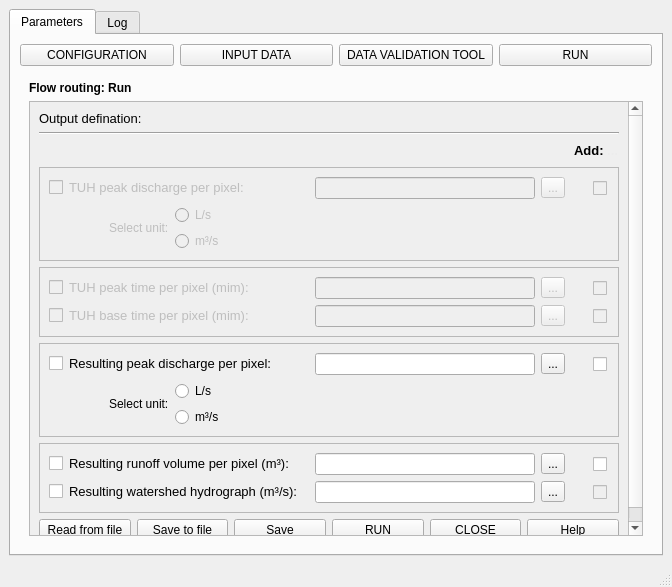
This is hidroPixel_dialog_flow_rout.ui in pedmap/HidroPixel_test as Qt 5 draws it before an edit. The edited form follows.
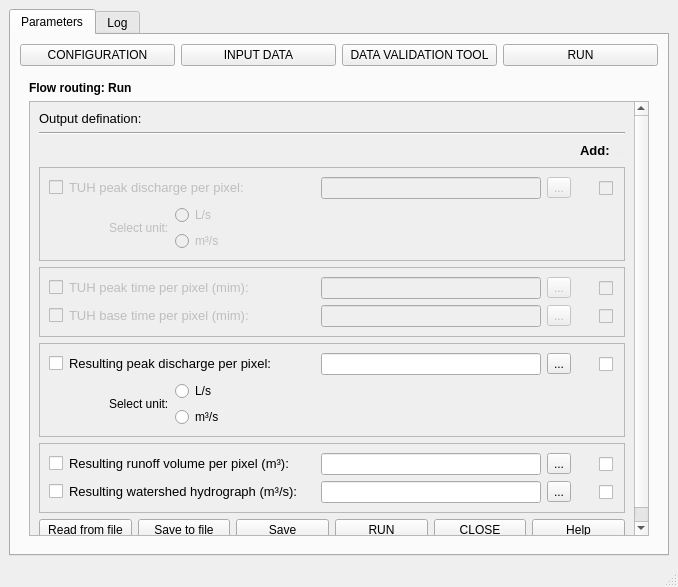
This is the edited form. The open tabs and pages were chosen to show the change. Icons and pictures are not drawn.

```diff
--- a/hidroPixel_dialog_flow_rout.ui
+++ b/hidroPixel_dialog_flow_rout.ui
@@ -6,7 +6,7 @@
    <rect>
     <x>0</x>
     <y>0</y>
-    <width>672</width>
+    <width>678</width>
     <height>587</height>
    </rect>
   </property>
@@ -35,6 +35,9 @@
    <layout class="QGridLayout" name="gridLayout_7">
     <item row="0" column="0">
      <widget class="QTabWidget" name="tabWidget">
+      <property name="enabled">
+       <bool>true</bool>
+      </property>
       <property name="currentIndex">
        <number>0</number>
       </property>
@@ -1237,7 +1240,7 @@
                 <rect>
                  <x>0</x>
                  <y>-84</y>
-                 <width>593</width>
+                 <width>599</width>
                  <height>511</height>
                 </rect>
                </property>
@@ -2046,7 +2049,7 @@
                        <item row="0" column="4">
                         <widget class="QCheckBox" name="ch_12_pg4">
                          <property name="enabled">
-                          <bool>false</bool>
+                          <bool>true</bool>
                          </property>
                          <property name="sizePolicy">
                           <sizepolicy hsizetype="Expanding" vsizetype="Fixed">
```
Left out of the diff: 6 changed lines with no effect on the pictures.
